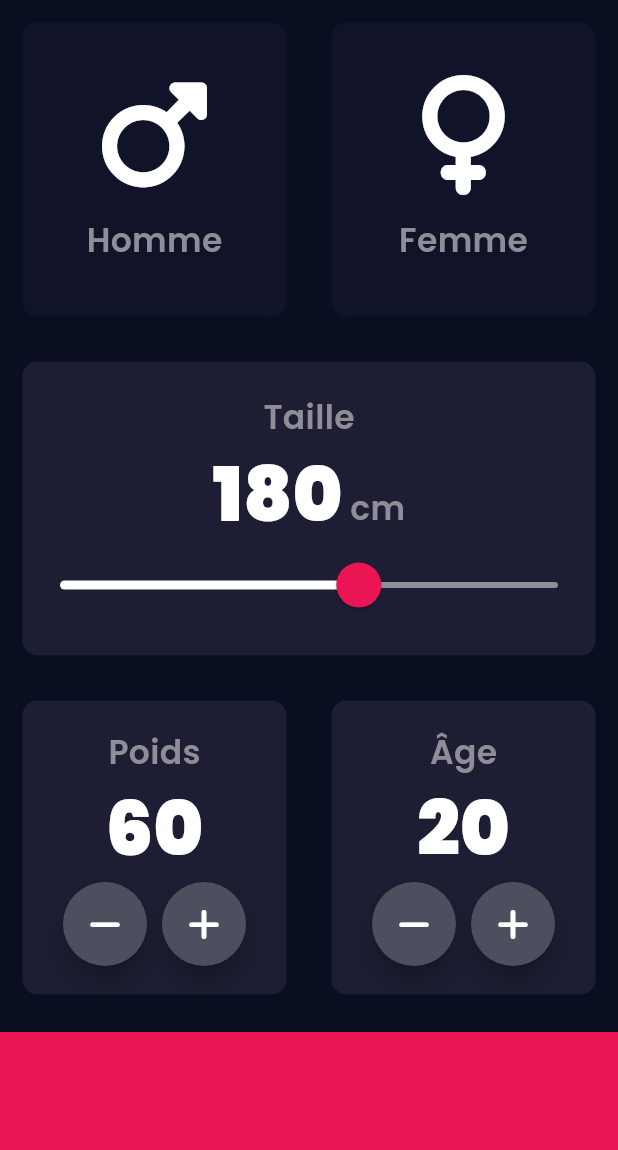
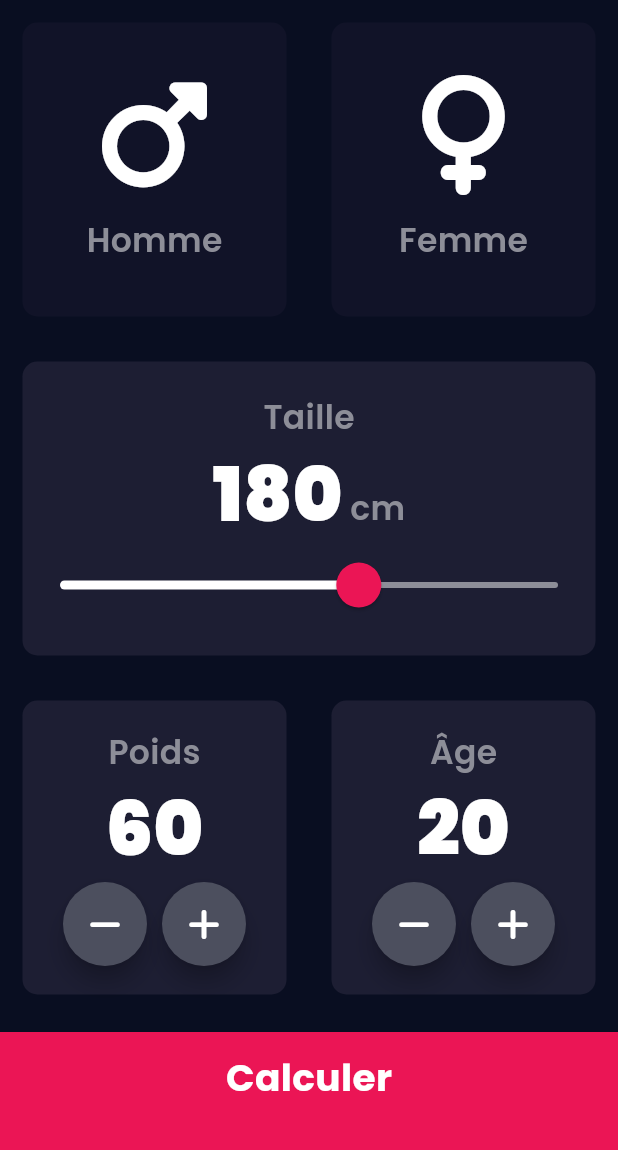
Before and after one commit to Abberate/bmi, a Flutter app: the screen it shows after launch, on a phone screen of 412 x 824 dp, the part 84-1234 px from its top. Run offline on Flutter 3.47's test engine with Material 3 defaults, Android fonts, the phone set to English and light mode, and no system bars; our stand-ins replace font_awesome_flutter, google_fonts.

Commit message:
git_comit_17/06/2024_last

```diff
--- /dev/null
+++ b/lib/components/bottom_button.dart
@@ -0,0 +1,27 @@
+import 'package:bmi/constants.dart';
+import 'package:flutter/cupertino.dart';
+
+class BottomButton extends StatelessWidget {
+  BottomButton({required this.buttonTitle, required this.onTap});
+  final VoidCallback onTap;
+  final String buttonTitle;
+
+  @override
+  Widget build(BuildContext context) {
+    return GestureDetector(
+      onTap: onTap,
+      child: Container(
+        padding: const EdgeInsets.only(bottom: 20.0),
+        decoration: const BoxDecoration(color: kBottomContainerColour),
+        margin: const EdgeInsets.only(top: 10),
+        width: double.infinity,
+        height: kBottomContainerHeight,
+        child: Center(
+            child: Text(
+              buttonTitle,
+              style: kLargeBTNTextStyle,
+            )),
+      ),
+    );
+  }
+}
--- /dev/null
+++ b/lib/components/round_icon_button.dart
@@ -0,0 +1,22 @@
+import 'package:flutter/cupertino.dart';
+import 'package:flutter/material.dart';
+
+class RoundIconButton extends StatelessWidget {
+  const RoundIconButton({super.key, required this.icon, required this.action});
+  final IconData icon;
+  final VoidCallback action;
+
+  @override
+  Widget build(BuildContext context) {
+    return RawMaterialButton(
+        constraints: const BoxConstraints.tightFor(
+          width: 56.0,
+          height: 56.0,
+        ),
+        elevation: 6.0,
+        shape: const CircleBorder(),
+        fillColor: const Color(0xFF4C4F5E),
+        onPressed: action,
+        child: Icon(icon));
+  }
+}
--- a/lib/main.dart
+++ b/lib/main.dart
@@ -1,4 +1,5 @@
-import 'package:bmi/input_page.dart';
+import 'package:bmi/screens/input_page.dart';
+import 'package:bmi/screens/results_page.dart';
 import 'package:flutter/material.dart';
 
 void main() => runApp(const BMICalculator());
@@ -11,9 +12,9 @@ class BMICalculator extends StatelessWidget {
     return MaterialApp(
       debugShowCheckedModeBanner: false,
       theme: ThemeData.dark().copyWith(
-        floatingActionButtonTheme: FloatingActionButtonThemeData(backgroundColor: Colors.pinkAccent,foregroundColor: Colors.white ),
-        primaryColor: Color(0xff090E21),
-        scaffoldBackgroundColor: Color(0xff090E21),
+        floatingActionButtonTheme: const FloatingActionButtonThemeData(backgroundColor: Colors.pinkAccent,foregroundColor: Colors.white ),
+        primaryColor: const Color(0xff090E21),
+        scaffoldBackgroundColor: const Color(0xff090E21),
       ),
       home: const InputPage(),
     );
--- a/lib/input_page.dart
+++ b/lib/screens/input_page.dart
@@ -1,9 +1,13 @@
+import 'package:bmi/components/bottom_button.dart';
+import 'package:bmi/screens/results_page.dart';
 import 'package:flutter/material.dart';
 import 'package:font_awesome_flutter/font_awesome_flutter.dart';
 import 'package:google_fonts/google_fonts.dart';
-import 'package:bmi/reusable_card.dart';
-import 'package:bmi/icon_content.dart';
+import 'package:bmi/components/reusable_card.dart';
+import 'package:bmi/components/icon_content.dart';
 import 'package:bmi/constants.dart';
+import 'package:bmi/components/round_icon_button.dart';
+import 'package:bmi/calculator_brain.dart';
 
 enum Gender { male, female }
 
@@ -207,34 +211,22 @@ class _InputPageState extends State<InputPage> {
               ],
             ),
           ),
-          Container(
-            decoration: const BoxDecoration(color: kBottomContainerColour),
-            margin: const EdgeInsets.only(top: 10),
-            width: double.infinity,
-            height: kBottomContainerHeight,
+          BottomButton(
+            buttonTitle: 'Calculer',
+            onTap: () {
+              CalculatorBrain calc =
+                  CalculatorBrain(taille: taille, poids: poids);
+              Navigator.push(
+                  context,
+                  MaterialPageRoute(
+                      builder: (context) => ResultsPage(
+                          resultatIMC: calc.calculateIMC(),
+                          resultText: calc.getResult(),
+                          interpretation: calc.getInterpretation())));
+            },
           )
         ],
       ),
     );
   }
 }
-
-class RoundIconButton extends StatelessWidget {
-  const RoundIconButton({super.key, required this.icon,required this.action});
-  final IconData icon;
-  final VoidCallback action;
-
-  @override
-  Widget build(BuildContext context) {
-    return RawMaterialButton(
-        constraints: const BoxConstraints.tightFor(
-          width: 56.0,
-          height: 56.0,
-        ),
-        elevation: 6.0,
-        shape: const CircleBorder(),
-        fillColor: const Color(0xFF4C4F5E),
-        onPressed: action,
-        child: Icon(icon));
-  }
-}
```
Also changed, not shown: lib/calculator_brain.dart (added, +39 -0 lines), lib/constants.dart (+25 -0 lines), lib/screens/results_page.dart (added, +67 -0 lines), lib/components/icon_content.dart (renamed from lib/icon_content.dart), lib/components/reusable_card.dart (renamed from lib/reusable_card.dart).
